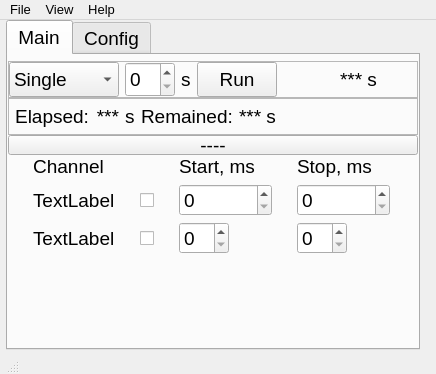
Above: Timer_UI.ui from smertouh/1_MeV_UI_additional before the change. Below: the same form after it.
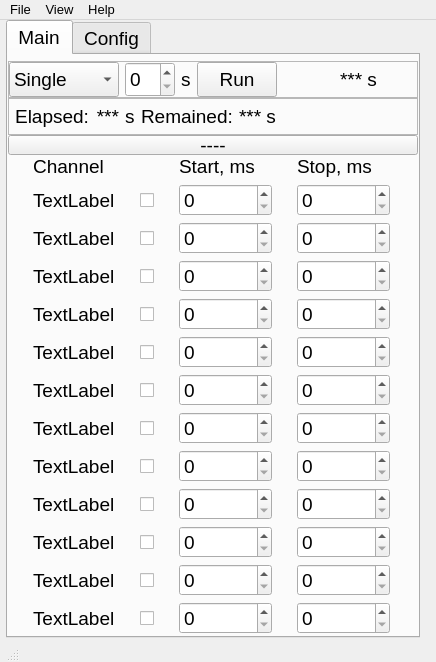
That is the form after the change. Icons and pictures are not drawn.

Patch:
```diff
--- a/Timer_UI.ui
+++ b/Timer_UI.ui
@@ -7,7 +7,7 @@
     <x>0</x>
     <y>0</y>
     <width>436</width>
-    <height>374</height>
+    <height>660</height>
    </rect>
   </property>
   <property name="sizePolicy">
@@ -657,6 +657,26 @@
            <property name="verticalSpacing">
             <number>6</number>
            </property>
+           <item row="3" column="1">
+            <widget class="QCheckBox" name="checkBox_10">
+             <property name="sizePolicy">
+              <sizepolicy hsizetype="Maximum" vsizetype="Preferred">
+               <horstretch>0</horstretch>
+               <verstretch>0</verstretch>
+              </sizepolicy>
+             </property>
+             <property name="font">
+              <font>
+               <pointsize>14</pointsize>
+               <weight>50</weight>
+               <bold>false</bold>
+              </font>
+             </property>
+             <property name="text">
+              <string/>
+             </property>
+            </widget>
+           </item>
            <item row="1" column="1">
             <widget class="QCheckBox" name="checkBox_8">
              <property name="sizePolicy">
@@ -717,8 +737,8 @@
              </property>
             </widget>
            </item>
-           <item row="2" column="1">
-            <widget class="QCheckBox" name="checkBox_9">
+           <item row="2" column="2">
+            <widget class="QSpinBox" name="spinBox_12">
              <property name="sizePolicy">
               <sizepolicy hsizetype="Maximum" vsizetype="Preferred">
                <horstretch>0</horstretch>
@@ -732,8 +752,8 @@
                <bold>false</bold>
               </font>
              </property>
-             <property name="text">
-              <string/>
+             <property name="maximum">
+              <number>999999</number>
              </property>
             </widget>
            </item>
@@ -797,43 +817,6 @@
              </property>
             </widget>
            </item>
-           <item row="2" column="0">
-            <widget class="QLabel" name="label_31">
-             <property name="sizePolicy">
-              <sizepolicy hsizetype="Maximum" vsizetype="Preferred">
-               <horstretch>0</horstretch>
-               <verstretch>0</verstretch>
-              </sizepolicy>
-             </property>
-             <property name="font">
-              <font>
-               <pointsize>14</pointsize>
-               <weight>50</weight>
-               <bold>false</bold>
-              </font>
-             </property>
-             <property name="text">
-              <string>TextLabel</string>
-             </property>
-            </widget>
-           </item>
-           <item row="2" column="2">
-            <widget class="QSpinBox" name="spinBox_12">
-             <property name="sizePolicy">
-              <sizepolicy hsizetype="Maximum" vsizetype="Preferred">
-               <horstretch>0</horstretch>
-               <verstretch>0</verstretch>
-              </sizepolicy>
-             </property>
-             <property name="font">
-              <font>
-               <pointsize>14</pointsize>
-               <weight>50</weight>
-               <bold>false</bold>
-              </font>
-             </property>
-            </widget>
-           </item>
            <item row="0" column="0">
             <widget class="QLabel" name="label_33">
              <property name="sizePolicy">
@@ -857,24 +840,7 @@
              </property>
             </widget>
            </item>
-           <item row="2" column="3">
-            <widget class="QSpinBox" name="spinBox_13">
-             <property name="sizePolicy">
-              <sizepolicy hsizetype="Maximum" vsizetype="Preferred">
-               <horstretch>0</horstretch>
-               <verstretch>0</verstretch>
-              </sizepolicy>
-             </property>
-             <property name="font">
-              <font>
-               <pointsize>14</pointsize>
-               <weight>50</weight>
-               <bold>false</bold>
-              </font>
-             </property>
-            </widget>
-           </item>
-           <item row="3" column="0">
+           <item row="13" column="0">
             <spacer name="verticalSpacer_2">
              <property name="orientation">
               <enum>Qt::Vertical</enum>
@@ -887,6 +853,846 @@
              </property>
             </spacer>
            </item>
+           <item row="2" column="3">
+            <widget class="QSpinBox" name="spinBox_13">
+             <property name="sizePolicy">
+              <sizepolicy hsizetype="Maximum" vsizetype="Preferred">
+               <horstretch>0</horstretch>
+               <verstretch>0</verstretch>
+              </sizepolicy>
+             </property>
+             <property name="font">
+              <font>
+               <pointsize>14</pointsize>
+               <weight>50</weight>
+               <bold>false</bold>
+              </font>
+             </property>
+             <property name="maximum">
+              <number>999999</number>
+             </property>
+            </widget>
+           </item>
+           <item row="2" column="0">
+            <widget class="QLabel" name="label_31">
+             <property name="sizePolicy">
+              <sizepolicy hsizetype="Maximum" vsizetype="Preferred">
+               <horstretch>0</horstretch>
+               <verstretch>0</verstretch>
+              </sizepolicy>
+             </property>
+             <property name="font">
+              <font>
+               <pointsize>14</pointsize>
+               <weight>50</weight>
+               <bold>false</bold>
+              </font>
+             </property>
+             <property name="text">
+              <string>TextLabel</string>
+             </property>
+            </widget>
+           </item>
+           <item row="2" column="1">
+            <widget class="QCheckBox" name="checkBox_9">
+             <property name="sizePolicy">
+              <sizepolicy hsizetype="Maximum" vsizetype="Preferred">
+               <horstretch>0</horstretch>
+               <verstretch>0</verstretch>
+              </sizepolicy>
+             </property>
+             <property name="font">
+              <font>
+               <pointsize>14</pointsize>
+               <weight>50</weight>
+               <bold>false</bold>
+              </font>
+             </property>
+             <property name="text">
+              <string/>
+             </property>
+            </widget>
+           </item>
+           <item row="3" column="0">
+            <widget class="QLabel" name="label_34">
+             <property name="sizePolicy">
+              <sizepolicy hsizetype="Maximum" vsizetype="Preferred">
+               <horstretch>0</horstretch>
+               <verstretch>0</verstretch>
+              </sizepolicy>
+             </property>
+             <property name="font">
+              <font>
+               <pointsize>14</pointsize>
+               <weight>50</weight>
+               <bold>false</bold>
+              </font>
+             </property>
+             <property name="text">
+              <string>TextLabel</string>
+             </property>
+            </widget>
+           </item>
+           <item row="8" column="1">
+            <widget class="QCheckBox" name="checkBox_15">
+             <property name="sizePolicy">
+              <sizepolicy hsizetype="Maximum" vsizetype="Preferred">
+               <horstretch>0</horstretch>
+               <verstretch>0</verstretch>
+              </sizepolicy>
+             </property>
+             <property name="font">
+              <font>
+               <pointsize>14</pointsize>
+               <weight>50</weight>
+               <bold>false</bold>
+              </font>
+             </property>
+             <property name="text">
+              <string/>
+             </property>
+            </widget>
+           </item>
+           <item row="10" column="1">
+            <widget class="QCheckBox" name="checkBox_17">
+             <property name="sizePolicy">
+              <sizepolicy hsizetype="Maximum" vsizetype="Preferred">
+               <horstretch>0</horstretch>
+               <verstretch>0</verstretch>
+              </sizepolicy>
+             </property>
+             <property name="font">
+              <font>
+               <pointsize>14</pointsize>
+               <weight>50</weight>
+               <bold>false</bold>
+              </font>
+             </property>
+             <property name="text">
+              <string/>
+             </property>
+            </widget>
+           </item>
+           <item row="9" column="2">
+            <widget class="QSpinBox" name="spinBox_26">
+             <property name="sizePolicy">
+              <sizepolicy hsizetype="Maximum" vsizetype="Preferred">
+               <horstretch>0</horstretch>
+               <verstretch>0</verstretch>
+              </sizepolicy>
+             </property>
+             <property name="font">
+              <font>
+               <pointsize>14</pointsize>
+               <weight>50</weight>
+               <bold>false</bold>
+              </font>
+             </property>
+             <property name="maximum">
+              <number>999999</number>
+             </property>
+            </widget>
+           </item>
+           <item row="7" column="3">
+            <widget class="QSpinBox" name="spinBox_23">
+             <property name="sizePolicy">
+              <sizepolicy hsizetype="Maximum" vsizetype="Preferred">
+               <horstretch>0</horstretch>
+               <verstretch>0</verstretch>
+              </sizepolicy>
+             </property>
+             <property name="font">
+              <font>
+               <pointsize>14</pointsize>
+               <weight>50</weight>
+               <bold>false</bold>
+              </font>
+             </property>
+             <property name="maximum">
+              <number>999999</number>
+             </property>
+            </widget>
+           </item>
+           <item row="3" column="2">
+            <widget class="QSpinBox" name="spinBox_14">
+             <property name="sizePolicy">
+              <sizepolicy hsizetype="Maximum" vsizetype="Preferred">
+               <horstretch>0</horstretch>
+               <verstretch>0</verstretch>
+              </sizepolicy>
+             </property>
+             <property name="font">
+              <font>
+               <pointsize>14</pointsize>
+               <weight>50</weight>
+               <bold>false</bold>
+              </font>
+             </property>
+             <property name="maximum">
+              <number>999999</number>
+             </property>
+            </widget>
+           </item>
+           <item row="9" column="0">
+            <widget class="QLabel" name="label_41">
+             <property name="sizePolicy">
+              <sizepolicy hsizetype="Maximum" vsizetype="Preferred">
+               <horstretch>0</horstretch>
+               <verstretch>0</verstretch>
+              </sizepolicy>
+             </property>
+             <property name="font">
+              <font>
+               <pointsize>14</pointsize>
+               <weight>50</weight>
+               <bold>false</bold>
+              </font>
+             </property>
+             <property name="text">
+              <string>TextLabel</string>
+             </property>
+            </widget>
+           </item>
+           <item row="5" column="3">
+            <widget class="QSpinBox" name="spinBox_19">
+             <property name="sizePolicy">
+              <sizepolicy hsizetype="Maximum" vsizetype="Preferred">
+               <horstretch>0</horstretch>
+               <verstretch>0</verstretch>
+              </sizepolicy>
+             </property>
+             <property name="font">
+              <font>
+               <pointsize>14</pointsize>
+               <weight>50</weight>
+               <bold>false</bold>
+              </font>
+             </property>
+             <property name="maximum">
+              <number>999999</number>
+             </property>
+            </widget>
+           </item>
+           <item row="6" column="0">
+            <widget class="QLabel" name="label_38">
+             <property name="sizePolicy">
+              <sizepolicy hsizetype="Maximum" vsizetype="Preferred">
+               <horstretch>0</horstretch>
+               <verstretch>0</verstretch>
+              </sizepolicy>
+             </property>
+             <property name="font">
+              <font>
+               <pointsize>14</pointsize>
+               <weight>50</weight>
+               <bold>false</bold>
+              </font>
+             </property>
+             <property name="text">
+              <string>TextLabel</string>
+             </property>
+            </widget>
+           </item>
+           <item row="4" column="0">
+            <widget class="QLabel" name="label_35">
+             <property name="sizePolicy">
+              <sizepolicy hsizetype="Maximum" vsizetype="Preferred">
+               <horstretch>0</horstretch>
+               <verstretch>0</verstretch>
+              </sizepolicy>
+             </property>
+             <property name="font">
+              <font>
+               <pointsize>14</pointsize>
+               <weight>50</weight>
+               <bold>false</bold>
+              </font>
+             </property>
+             <property name="text">
+              <string>TextLabel</string>
+             </property>
+            </widget>
+           </item>
+           <item row="4" column="3">
+            <widget class="QSpinBox" name="spinBox_17">
+             <property name="sizePolicy">
+              <sizepolicy hsizetype="Maximum" vsizetype="Preferred">
+               <horstretch>0</horstretch>
+               <verstretch>0</verstretch>
+              </sizepolicy>
+             </property>
+             <property name="font">
+              <font>
+               <pointsize>14</pointsize>
+               <weight>50</weight>
+               <bold>false</bold>
+              </font>
+             </property>
+             <property name="maximum">
+              <number>999999</number>
+             </property>
+            </widget>
+           </item>
+           <item row="10" column="2">
+            <widget class="QSpinBox" name="spinBox_28">
+             <property name="sizePolicy">
+              <sizepolicy hsizetype="Maximum" vsizetype="Preferred">
+               <horstretch>0</horstretch>
+               <verstretch>0</verstretch>
+              </sizepolicy>
+             </property>
+             <property name="font">
+              <font>
+               <pointsize>14</pointsize>
+               <weight>50</weight>
+               <bold>false</bold>
+              </font>
+             </property>
+             <property name="maximum">
+              <number>999999</number>
+             </property>
+            </widget>
+           </item>
+           <item row="5" column="0">
+            <widget class="QLabel" name="label_36">
+             <property name="sizePolicy">
+              <sizepolicy hsizetype="Maximum" vsizetype="Preferred">
+               <horstretch>0</horstretch>
+               <verstretch>0</verstretch>
+              </sizepolicy>
+             </property>
+             <property name="font">
+              <font>
+               <pointsize>14</pointsize>
+               <weight>50</weight>
+               <bold>false</bold>
+              </font>
+             </property>
+             <property name="text">
+              <string>TextLabel</string>
+             </property>
+            </widget>
+           </item>
+           <item row="10" column="0">
+            <widget class="QLabel" name="label_42">
+             <property name="sizePolicy">
+              <sizepolicy hsizetype="Maximum" vsizetype="Preferred">
+               <horstretch>0</horstretch>
+               <verstretch>0</verstretch>
+              </sizepolicy>
+             </property>
+             <property name="font">
+              <font>
+               <pointsize>14</pointsize>
+               <weight>50</weight>
+               <bold>false</bold>
+              </font>
+             </property>
+             <property name="text">
+              <string>TextLabel</string>
+             </property>
+            </widget>
+           </item>
+           <item row="3" column="3">
+            <widget class="QSpinBox" name="spinBox_15">
+             <property name="sizePolicy">
+              <sizepolicy hsizetype="Maximum" vsizetype="Preferred">
+               <horstretch>0</horstretch>
+               <verstretch>0</verstretch>
+              </sizepolicy>
+             </property>
+             <property name="font">
+              <font>
+               <pointsize>14</pointsize>
+               <weight>50</weight>
+               <bold>false</bold>
+              </font>
+             </property>
+             <property name="maximum">
+              <number>999999</number>
+             </property>
+            </widget>
+           </item>
+           <item row="4" column="1">
+            <widget class="QCheckBox" name="checkBox_11">
+             <property name="sizePolicy">
+              <sizepolicy hsizetype="Maximum" vsizetype="Preferred">
+               <horstretch>0</horstretch>
+               <verstretch>0</verstretch>
+              </sizepolicy>
+             </property>
+             <property name="font">
+              <font>
+               <pointsize>14</pointsize>
+               <weight>50</weight>
+               <bold>false</bold>
+              </font>
+             </property>
+             <property name="text">
+              <string/>
+             </property>
+            </widget>
+           </item>
+           <item row="4" column="2">
+            <widget class="QSpinBox" name="spinBox_16">
+             <property name="sizePolicy">
+              <sizepolicy hsizetype="Maximum" vsizetype="Preferred">
+               <horstretch>0</horstretch>
+               <verstretch>0</verstretch>
+              </sizepolicy>
+             </property>
+             <property name="font">
+              <font>
+               <pointsize>14</pointsize>
+               <weight>50</weight>
+               <bold>false</bold>
+              </font>
+             </property>
+             <property name="maximum">
+              <number>999999</number>
+             </property>
+            </widget>
+           </item>
+           <item row="9" column="1">
+            <widget class="QCheckBox" name="checkBox_16">
+             <property name="sizePolicy">
+              <sizepolicy hsizetype="Maximum" vsizetype="Preferred">
+               <horstretch>0</horstretch>
+               <verstretch>0</verstretch>
+              </sizepolicy>
+             </property>
+             <property name="font">
+              <font>
+               <pointsize>14</pointsize>
+               <weight>50</weight>
+               <bold>false</bold>
+              </font>
+             </property>
+             <property name="text">
+              <string/>
+             </property>
+            </widget>
+           </item>
+           <item row="11" column="2">
+            <widget class="QSpinBox" name="spinBox_30">
+             <property name="sizePolicy">
+              <sizepolicy hsizetype="Maximum" vsizetype="Preferred">
+               <horstretch>0</horstretch>
+               <verstretch>0</verstretch>
+              </sizepolicy>
+             </property>
+             <property name="font">
+              <font>
+               <pointsize>14</pointsize>
+               <weight>50</weight>
+               <bold>false</bold>
+              </font>
+             </property>
+             <property name="maximum">
+              <number>999999</number>
+             </property>
+            </widget>
+           </item>
+           <item row="5" column="1">
+            <widget class="QCheckBox" name="checkBox_12">
+             <property name="sizePolicy">
+              <sizepolicy hsizetype="Maximum" vsizetype="Preferred">
+               <horstretch>0</horstretch>
+               <verstretch>0</verstretch>
+              </sizepolicy>
+             </property>
+             <property name="font">
+              <font>
+               <pointsize>14</pointsize>
+               <weight>50</weight>
+               <bold>false</bold>
+              </font>
+             </property>
+             <property name="text">
+              <string/>
+             </property>
+            </widget>
+           </item>
+           <item row="8" column="2">
+            <widget class="QSpinBox" name="spinBox_24">
+             <property name="sizePolicy">
+              <sizepolicy hsizetype="Maximum" vsizetype="Preferred">
+               <horstretch>0</horstretch>
+               <verstretch>0</verstretch>
+              </sizepolicy>
+             </property>
+             <property name="font">
+              <font>
+               <pointsize>14</pointsize>
+               <weight>50</weight>
+               <bold>false</bold>
+              </font>
+             </property>
+             <property name="maximum">
+              <number>999999</number>
+             </property>
+            </widget>
+           </item>
+           <item row="10" column="3">
+            <widget class="QSpinBox" name="spinBox_29">
+             <property name="sizePolicy">
+              <sizepolicy hsizetype="Maximum" vsizetype="Preferred">
+               <horstretch>0</horstretch>
+               <verstretch>0</verstretch>
+              </sizepolicy>
+             </property>
+             <property name="font">
+              <font>
+               <pointsize>14</pointsize>
+               <weight>50</weight>
+               <bold>false</bold>
+              </font>
+             </property>
+             <property name="maximum">
+              <number>999999</number>
+             </property>
+            </widget>
+           </item>
+           <item row="6" column="1">
+            <widget class="QCheckBox" name="checkBox_13">
+             <property name="sizePolicy">
+              <sizepolicy hsizetype="Maximum" vsizetype="Preferred">
+               <horstretch>0</horstretch>
+               <verstretch>0</verstretch>
+              </sizepolicy>
+             </property>
+             <property name="font">
+              <font>
+               <pointsize>14</pointsize>
+               <weight>50</weight>
+               <bold>false</bold>
+              </font>
+             </property>
+             <property name="text">
+              <string/>
+             </property>
+            </widget>
+           </item>
+           <item row="6" column="2">
+            <widget class="QSpinBox" name="spinBox_20">
+             <property name="sizePolicy">
+              <sizepolicy hsizetype="Maximum" vsizetype="Preferred">
+               <horstretch>0</horstretch>
+               <verstretch>0</verstretch>
+              </sizepolicy>
+             </property>
+             <property name="font">
+              <font>
+               <pointsize>14</pointsize>
+               <weight>50</weight>
+               <bold>false</bold>
+              </font>
+             </property>
+             <property name="maximum">
+              <number>999999</number>
+             </property>
+            </widget>
+           </item>
+           <item row="5" column="2">
+            <widget class="QSpinBox" name="spinBox_18">
+             <property name="sizePolicy">
+              <sizepolicy hsizetype="Maximum" vsizetype="Preferred">
+               <horstretch>0</horstretch>
+               <verstretch>0</verstretch>
+              </sizepolicy>
+             </property>
+             <property name="font">
+              <font>
+               <pointsize>14</pointsize>
+               <weight>50</weight>
+               <bold>false</bold>
+              </font>
+             </property>
+             <property name="maximum">
+              <number>999999</number>
+             </property>
+            </widget>
+           </item>
+           <item row="9" column="3">
+            <widget class="QSpinBox" name="spinBox_27">
+             <property name="sizePolicy">
+              <sizepolicy hsizetype="Maximum" vsizetype="Preferred">
+               <horstretch>0</horstretch>
+               <verstretch>0</verstretch>
+              </sizepolicy>
+             </property>
+             <property name="font">
+              <font>
+               <pointsize>14</pointsize>
+               <weight>50</weight>
+               <bold>false</bold>
+              </font>
+             </property>
+             <property name="maximum">
+              <number>999999</number>
+             </property>
+            </widget>
+           </item>
+           <item row="8" column="0">
+            <widget class="QLabel" name="label_40">
+             <property name="sizePolicy">
+              <sizepolicy hsizetype="Maximum" vsizetype="Preferred">
+               <horstretch>0</horstretch>
+               <verstretch>0</verstretch>
+              </sizepolicy>
+             </property>
+             <property name="font">
+              <font>
+               <pointsize>14</pointsize>
+               <weight>50</weight>
+               <bold>false</bold>
+              </font>
+             </property>
+             <property name="text">
+              <string>TextLabel</string>
+             </property>
+            </widget>
+           </item>
+           <item row="7" column="0">
+            <widget class="QLabel" name="label_39">
+             <property name="sizePolicy">
+              <sizepolicy hsizetype="Maximum" vsizetype="Preferred">
+               <horstretch>0</horstretch>
+               <verstretch>0</verstretch>
+              </sizepolicy>
+             </property>
+             <property name="font">
+              <font>
+               <pointsize>14</pointsize>
+               <weight>50</weight>
+               <bold>false</bold>
+              </font>
+             </property>
+             <property name="text">
+              <string>TextLabel</string>
+             </property>
+            </widget>
+           </item>
+           <item row="11" column="3">
+            <widget class="QSpinBox" name="spinBox_31">
+             <property name="sizePolicy">
+              <sizepolicy hsizetype="Maximum" vsizetype="Preferred">
+               <horstretch>0</horstretch>
+               <verstretch>0</verstretch>
+              </sizepolicy>
+             </property>
+             <property name="font">
+              <font>
+               <pointsize>14</pointsize>
+               <weight>50</weight>
+               <bold>false</bold>
+              </font>
+             </property>
+             <property name="maximum">
+              <number>999999</number>
+             </property>
+            </widget>
+           </item>
+           <item row="8" column="3">
+            <widget class="QSpinBox" name="spinBox_25">
+             <property name="sizePolicy">
+              <sizepolicy hsizetype="Maximum" vsizetype="Preferred">
+               <horstretch>0</horstretch>
+               <verstretch>0</verstretch>
+              </sizepolicy>
+             </property>
+             <property name="font">
+              <font>
+               <pointsize>14</pointsize>
+               <weight>50</weight>
+               <bold>false</bold>
+              </font>
+             </property>
+             <property name="maximum">
+              <number>999999</number>
+             </property>
+            </widget>
+           </item>
+           <item row="6" column="3">
+            <widget class="QSpinBox" name="spinBox_21">
+             <property name="sizePolicy">
+              <sizepolicy hsizetype="Maximum" vsizetype="Preferred">
+               <horstretch>0</horstretch>
+               <verstretch>0</verstretch>
+              </sizepolicy>
+             </property>
+             <property name="font">
+              <font>
+               <pointsize>14</pointsize>
+               <weight>50</weight>
+               <bold>false</bold>
+              </font>
+             </property>
+             <property name="maximum">
+              <number>999999</number>
+             </property>
+            </widget>
+           </item>
+           <item row="11" column="0">
+            <widget class="QLabel" name="label_43">
+             <property name="sizePolicy">
+              <sizepolicy hsizetype="Maximum" vsizetype="Preferred">
+               <horstretch>0</horstretch>
+               <verstretch>0</verstretch>
+              </sizepolicy>
+             </property>
+             <property name="font">
+              <font>
+               <pointsize>14</pointsize>
+               <weight>50</weight>
+               <bold>false</bold>
+              </font>
+             </property>
+             <property name="text">
+              <string>TextLabel</string>
+             </property>
+            </widget>
+           </item>
+           <item row="7" column="1">
+            <widget class="QCheckBox" name="checkBox_14">
+             <property name="sizePolicy">
+              <sizepolicy hsizetype="Maximum" vsizetype="Preferred">
+               <horstretch>0</horstretch>
+               <verstretch>0</verstretch>
+              </sizepolicy>
+             </property>
+             <property name="font">
+              <font>
+               <pointsize>14</pointsize>
+               <weight>50</weight>
+               <bold>false</bold>
+              </font>
+             </property>
+             <property name="text">
+              <string/>
+             </property>
+            </widget>
+           </item>
+           <item row="7" column="2">
+            <widget class="QSpinBox" name="spinBox_22">
+             <property name="sizePolicy">
+              <sizepolicy hsizetype="Maximum" vsizetype="Preferred">
+               <horstretch>0</horstretch>
+               <verstretch>0</verstretch>
+              </sizepolicy>
+             </property>
+             <property name="font">
+              <font>
+               <pointsize>14</pointsize>
+               <weight>50</weight>
+               <bold>false</bold>
+              </font>
+             </property>
+             <property name="maximum">
+              <number>999999</number>
+             </property>
+            </widget>
+           </item>
+           <item row="11" column="1">
+            <widget class="QCheckBox" name="checkBox_18">
+             <property name="sizePolicy">
+              <sizepolicy hsizetype="Maximum" vsizetype="Preferred">
+               <horstretch>0</horstretch>
+               <verstretch>0</verstretch>
+              </sizepolicy>
+             </property>
+             <property name="font">
+              <font>
+               <pointsize>14</pointsize>
+               <weight>50</weight>
+               <bold>false</bold>
+              </font>
+             </property>
+             <property name="text">
+              <string/>
+             </property>
+            </widget>
+           </item>
+           <item row="12" column="0">
+            <widget class="QLabel" name="label_44">
+             <property name="sizePolicy">
+              <sizepolicy hsizetype="Maximum" vsizetype="Preferred">
+               <horstretch>0</horstretch>
+               <verstretch>0</verstretch>
+              </sizepolicy>
+             </property>
+             <property name="font">
+              <font>
+               <pointsize>14</pointsize>
+               <weight>50</weight>
+               <bold>false</bold>
+              </font>
+             </property>
+             <property name="text">
+              <string>TextLabel</string>
+             </property>
+            </widget>
+           </item>
+           <item row="12" column="1">
+            <widget class="QCheckBox" name="checkBox_19">
+             <property name="sizePolicy">
+              <sizepolicy hsizetype="Maximum" vsizetype="Preferred">
+               <horstretch>0</horstretch>
+               <verstretch>0</verstretch>
+              </sizepolicy>
+             </property>
+             <property name="font">
+              <font>
+               <pointsize>14</pointsize>
+               <weight>50</weight>
+               <bold>false</bold>
+              </font>
+             </property>
+             <property name="text">
+              <string/>
+             </property>
+            </widget>
+           </item>
+           <item row="12" column="2">
+            <widget class="QSpinBox" name="spinBox_32">
+             <property name="sizePolicy">
+              <sizepolicy hsizetype="Maximum" vsizetype="Preferred">
+               <horstretch>0</horstretch>
+               <verstretch>0</verstretch>
+              </sizepolicy>
+             </property>
+             <property name="font">
+              <font>
+               <pointsize>14</pointsize>
+               <weight>50</weight>
+               <bold>false</bold>
+              </font>
+             </property>
+             <property name="maximum">
+              <number>999999</number>
+             </property>
+            </widget>
+           </item>
+           <item row="12" column="3">
+            <widget class="QSpinBox" name="spinBox_33">
+             <property name="sizePolicy">
+              <sizepolicy hsizetype="Maximum" vsizetype="Preferred">
+               <horstretch>0</horstretch>
+               <verstretch>0</verstretch>
+              </sizepolicy>
+             </property>
+             <property name="font">
+              <font>
+               <pointsize>14</pointsize>
+               <weight>50</weight>
+               <bold>false</bold>
+              </font>
+             </property>
+             <property name="maximum">
+              <number>999999</number>
+             </property>
+            </widget>
+           </item>
           </layout>
          </widget>
         </item>
```
